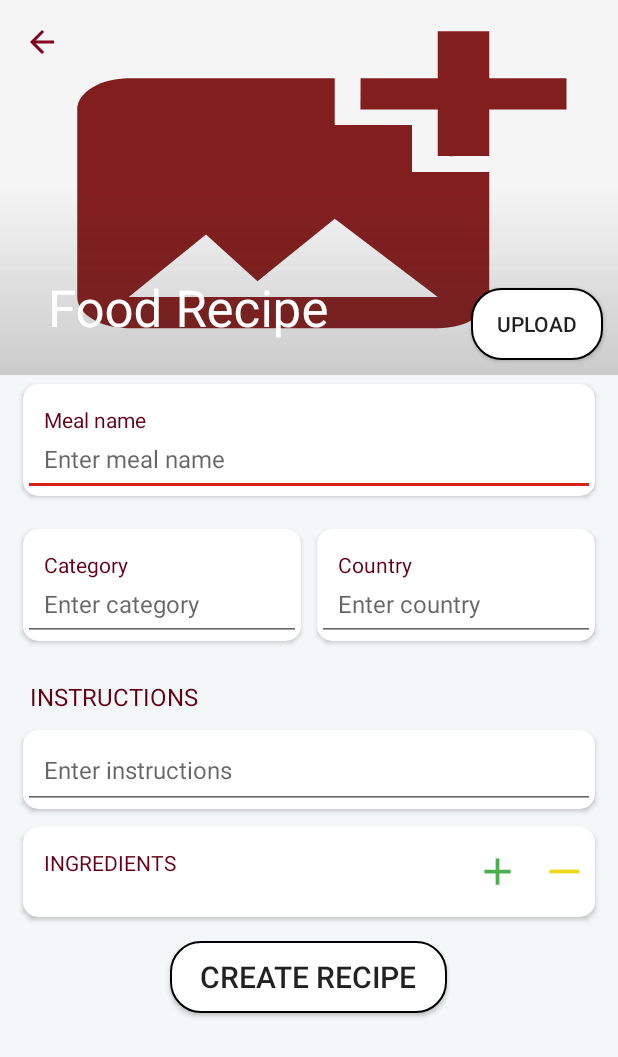
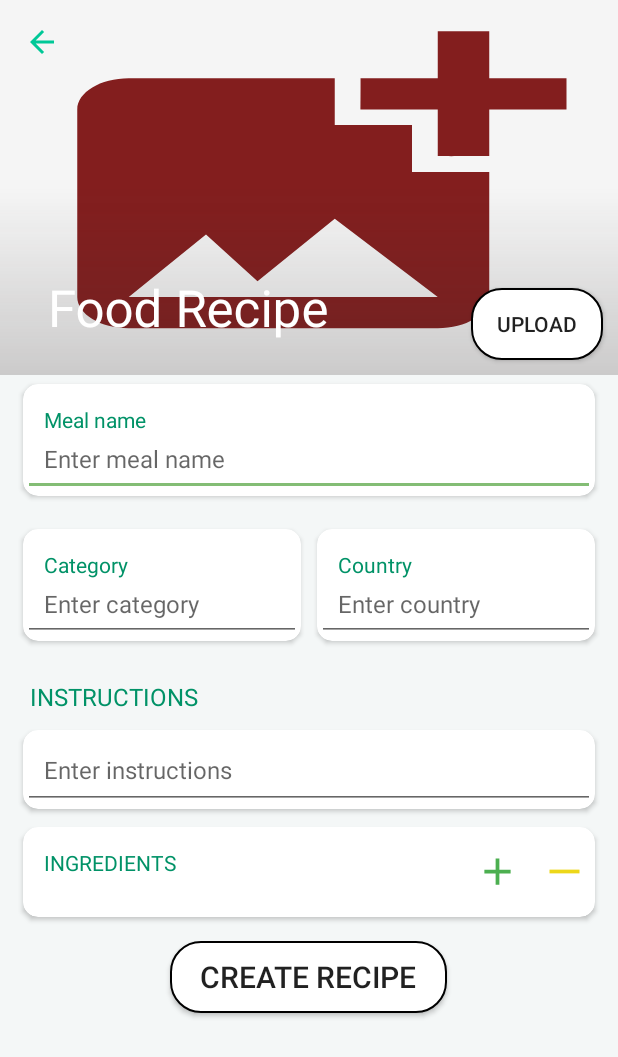
Before and after one commit to DucllOwO/FoodRecipe, an Android app: the AddMealActivity screen opened directly, with no data from a screen before it, on a phone screen of 412 x 824 dp. Shown: the top 1057 px of the screen. Run offline under Robolectric (Android 15) with nearby library versions, the phone set to English and light mode, and no system bars; our stand-ins replace Firebase (no records; nobody signed in at launch, a user with empty details on screens opened directly).

Commit message:
change color UI

```diff
--- a/app/src/main/res/layout/fragment_category.xml
+++ b/app/src/main/res/layout/fragment_category.xml
@@ -42,11 +42,11 @@
 
                     <ImageView
                         android:id="@+id/imageCategory"
-                        android:src="@drawable/sample_image_category"
                         android:layout_width="160dp"
                         android:layout_height="160dp"
+                        android:padding="16dp"
                         android:scaleType="fitStart"
-                        android:padding="16dp" />
+                        android:src="@drawable/sample_image_category" />
 
                     <TextView
                         android:id="@+id/textCategory"
--- a/app/src/main/res/layout/fragment_personal_list.xml
+++ b/app/src/main/res/layout/fragment_personal_list.xml
@@ -48,7 +48,7 @@
                 android:layout_margin="16dp"
                 android:elevation="5dp"
                 android:src="@drawable/ic_baseline_add_24"
-                app:backgroundTint="#630118"
+                app:backgroundTint="@color/colorPrimary"
                 app:layout_constraintBottom_toBottomOf="parent"
                 app:layout_constraintEnd_toEndOf="parent" />
         </androidx.constraintlayout.widget.ConstraintLayout>
--- a/app/src/main/res/values/colors.xml
+++ b/app/src/main/res/values/colors.xml
@@ -1,9 +1,9 @@
 <?xml version="1.0" encoding="utf-8"?>
 
 <resources>
-    <color name="colorPrimary">#85001F</color>
-    <color name="colorPrimaryDark">#630118</color>
-    <color name="colorAccent">#D8211B</color>
+    <color name="colorPrimary">#00C897</color>
+    <color name="colorPrimaryDark">#019267</color>
+    <color name="colorAccent">#83BD75</color>
     <color name="colorNull">#00000000</color>
     <color name="colorPrimaryText">#1e1e1e</color>
     <color name="colorWhite">#FFFFFF</color>
```
